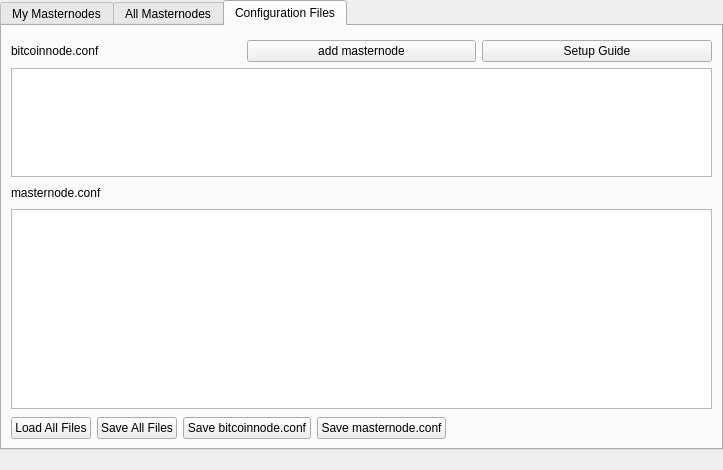
modcrypto/bitnexus, file src/qt/forms/masternodelist.ui: the form before one commit.
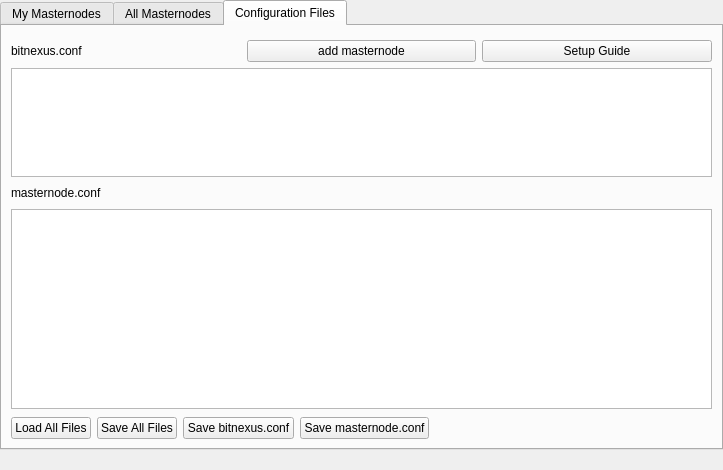
The form after the commit. The open tabs and pages were chosen to show the change.

Patch:
```diff
--- a/src/qt/forms/masternodelist.ui
+++ b/src/qt/forms/masternodelist.ui
@@ -387,7 +387,7 @@
            <item>
             <widget class="QPushButton" name="pushButtonSaveConfig">
              <property name="text">
-              <string>Save bitcoinnode.conf</string>
+              <string>Save bitnexus.conf</string>
              </property>
             </widget>
            </item>
@@ -429,7 +429,7 @@
                 </size>
                </property>
                <property name="text">
-                <string>bitcoinnode.conf</string>
+                <string>bitnexus.conf</string>
                </property>
               </widget>
              </item>
```
Left out of the diff: 2 changed lines with no effect on the pictures.
